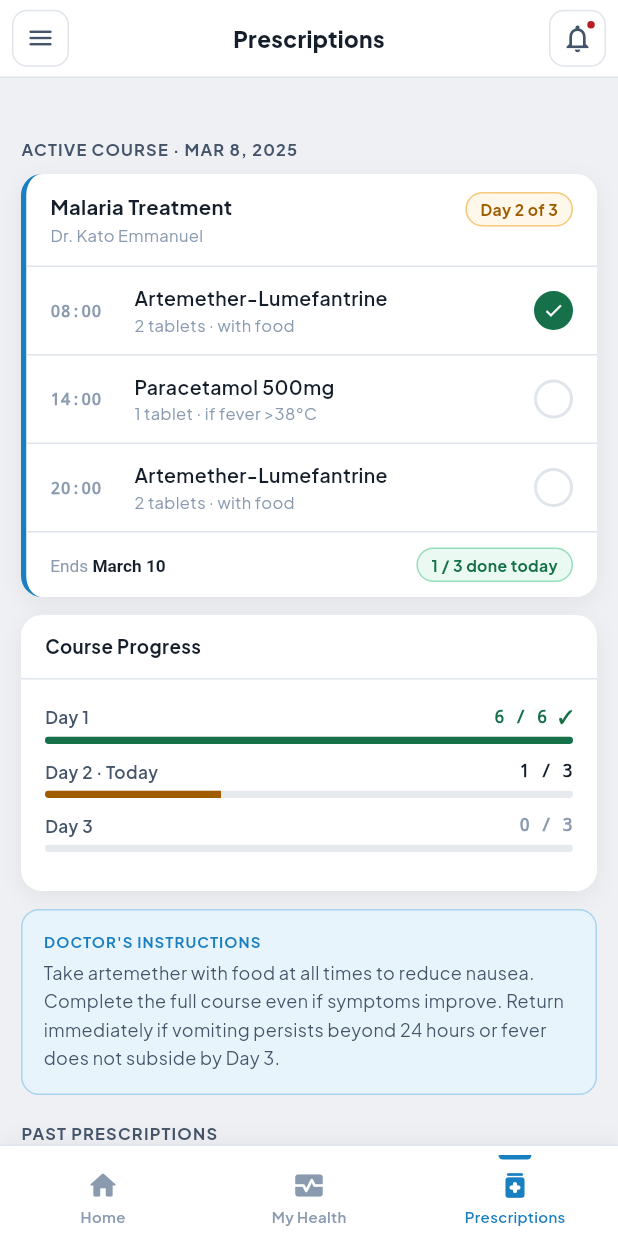
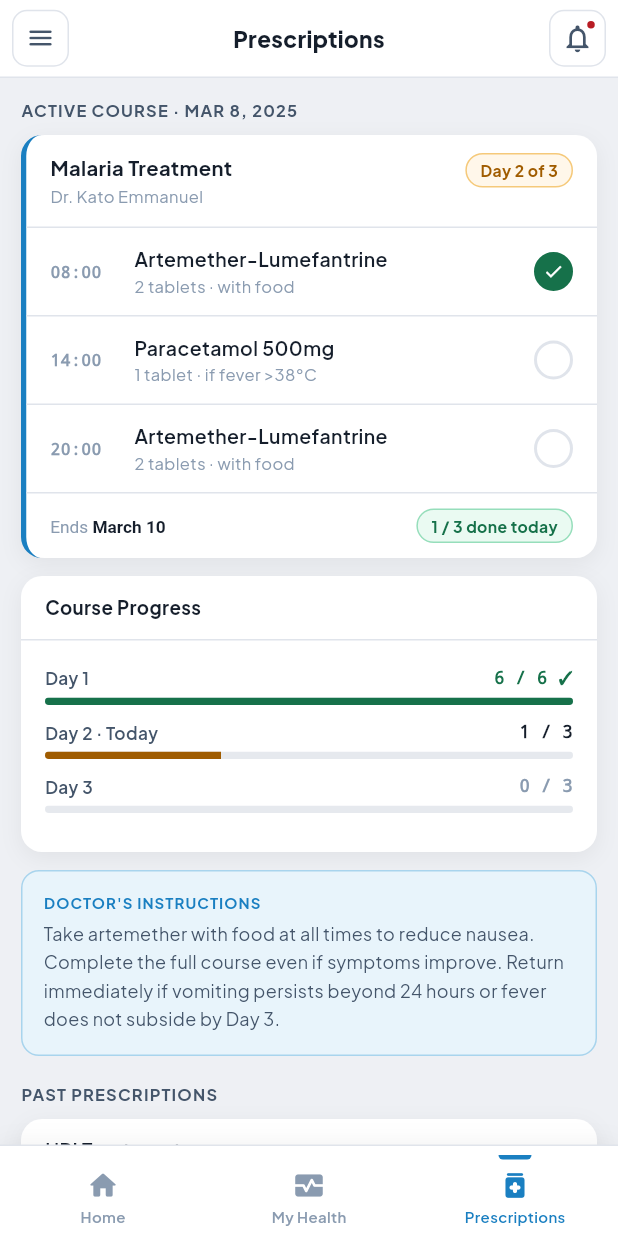
Before and after one commit to IqraAbdi1/IUIU-VitaliQ, a Flutter app: the screen it shows after launch, item 3 of the bottom bar chosen, on a phone screen of 412 x 824 dp. Run offline on Flutter 3.47's test engine with Material 3 defaults, Android fonts, the light colour scheme and no system bars.

Commit message:
style: dimensions changes

```diff
--- a/frontend/lib/screens/prescriptions_screen.dart
+++ b/frontend/lib/screens/prescriptions_screen.dart
@@ -157,7 +157,7 @@ class _PrescriptionsScreenState extends State<PrescriptionsScreen> {
     return Scaffold(
       backgroundColor: const Color(0xFFEEF0F4),
       body: ListView(
-        padding: const EdgeInsets.symmetric(horizontal: 14, vertical: 40),
+        padding: const EdgeInsets.symmetric(horizontal: 14, vertical: 14),
         children: [
           _SectionLabel(label: 'Active Course · ${_active.issuedAt}'),
           const SizedBox(height: 8),
```
